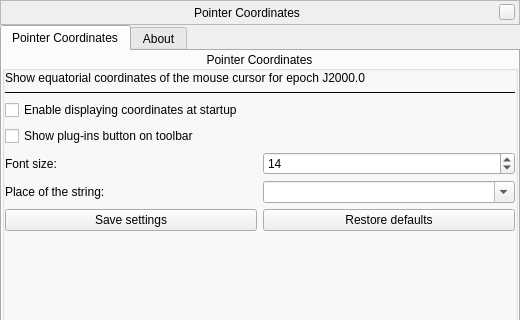
Old version of the form plugins/PointerCoordinates/src/gui/pointerCoordinatesWindow.ui in the repository 519984307/stellarium_src; both pictures show x 0 to 520 and y 0 to 320 of the 520 by 461 pixel window.
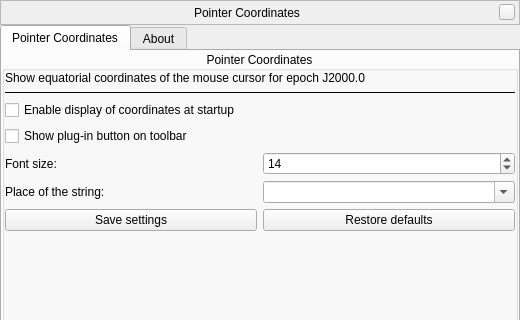
New version of the form. Custom widgets are drawn as their Qt base class.

Commit message: Improved English of 3 GUI strings

Patch:
```diff
--- a/plugins/PointerCoordinates/src/gui/pointerCoordinatesWindow.ui
+++ b/plugins/PointerCoordinates/src/gui/pointerCoordinatesWindow.ui
@@ -216,14 +216,14 @@
           <item>
            <widget class="QCheckBox" name="checkBoxEnableAtStartup">
             <property name="text">
-             <string>Enable displaying coordinates at startup</string>
+             <string>Enable display of coordinates at startup</string>
             </property>
            </widget>
           </item>
           <item>
            <widget class="QCheckBox" name="checkBoxShowButton">
             <property name="text">
-             <string>Show plug-ins button on toolbar</string>
+             <string>Show plug-in button on toolbar</string>
             </property>
            </widget>
           </item>
```
The commit also changes 2 other files.
